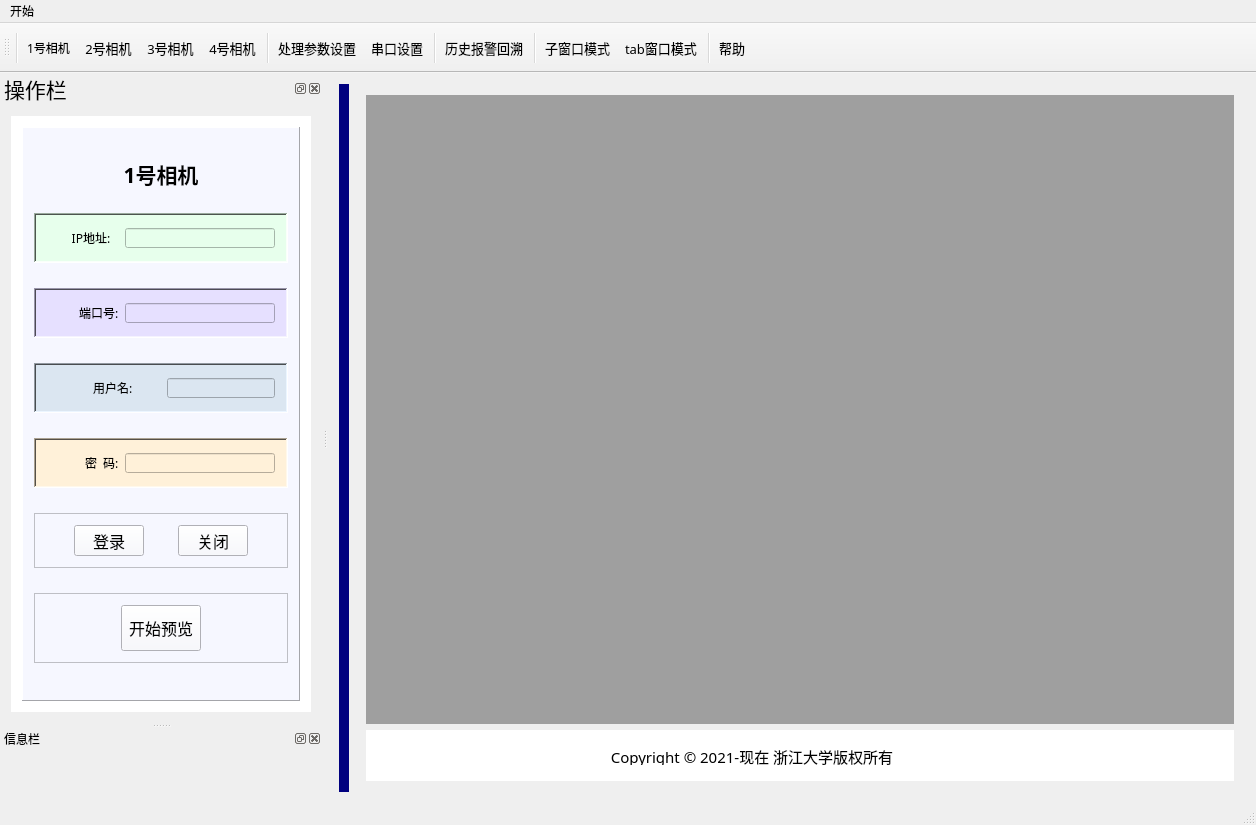
Qt form Red_Smoke/Red_Smoke.ui (adum-create/Red_Smoke1.1) before a commit.
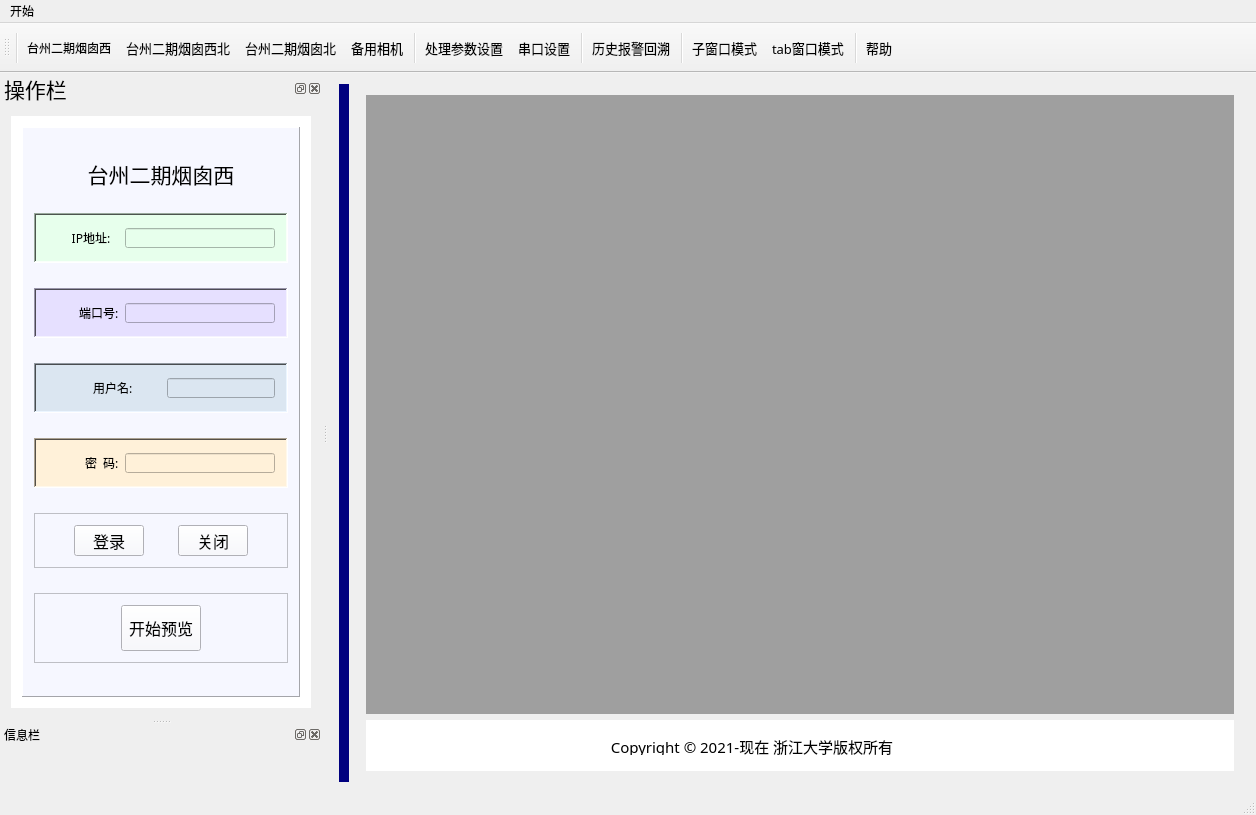
The same form after that commit. The open tabs and pages were chosen to show the change. Icons and pictures are not drawn.

What changed in the file:
```diff
--- a/Red_Smoke/Red_Smoke.ui
+++ b/Red_Smoke/Red_Smoke.ui
@@ -7,9 +7,15 @@
     <x>0</x>
     <y>0</y>
     <width>1256</width>
-    <height>825</height>
+    <height>773</height>
    </rect>
   </property>
+  <property name="maximumSize">
+   <size>
+    <width>16777215</width>
+    <height>16777215</height>
+   </size>
+  </property>
   <property name="windowTitle">
    <string>Red_Smoke</string>
   </property>
@@ -176,13 +182,13 @@
    <property name="minimumSize">
     <size>
      <width>322</width>
-     <height>638</height>
+     <height>600</height>
     </size>
    </property>
    <property name="maximumSize">
     <size>
      <width>524287</width>
-     <height>524287</height>
+     <height>5000000</height>
     </size>
    </property>
    <property name="font">
@@ -246,7 +252,7 @@
                </font>
               </property>
               <property name="text">
-               <string>&lt;html&gt;&lt;head/&gt;&lt;body&gt;&lt;p align=&quot;center&quot;&gt;&lt;span style=&quot; font-weight:600;&quot;&gt;1号相机&lt;/span&gt;&lt;/p&gt;&lt;/body&gt;&lt;/html&gt;</string>
+               <string>&lt;html&gt;&lt;head/&gt;&lt;body&gt;&lt;p align=&quot;center&quot;&gt;台州二期烟囱西&lt;/p&gt;&lt;/body&gt;&lt;/html&gt;</string>
               </property>
              </widget>
             </item>
@@ -2967,10 +2973,16 @@
    </widget>
   </widget>
   <widget class="QDockWidget" name="dockWidget_2">
+   <property name="minimumSize">
+    <size>
+     <width>92</width>
+     <height>68</height>
+    </size>
+   </property>
    <property name="maximumSize">
     <size>
      <width>524287</width>
-     <height>96</height>
+     <height>68</height>
     </size>
    </property>
    <property name="windowTitle">
@@ -2983,6 +2995,12 @@
     <layout class="QHBoxLayout" name="horizontalLayout_38">
      <item>
       <widget class="QLabel" name="label_of_info">
+       <property name="maximumSize">
+        <size>
+         <width>16777215</width>
+         <height>20</height>
+        </size>
+       </property>
        <property name="font">
         <font>
          <family>黑体</family>
@@ -3002,7 +3020,7 @@
      <normaloff>:/img/img/camera_1.png</normaloff>:/img/img/camera_1.png</iconset>
    </property>
    <property name="text">
-    <string>1号相机</string>
+    <string>台州二期烟囱西</string>
    </property>
    <property name="toolTip">
     <string>&lt;html&gt;&lt;head/&gt;&lt;body&gt;&lt;p&gt;&lt;span style=&quot; font-size:10pt;&quot;&gt;1号相机&lt;/span&gt;&lt;/p&gt;&lt;/body&gt;&lt;/html&gt;</string>
@@ -3039,7 +3057,7 @@
      <normaloff>:/img/img/camera_2.png</normaloff>:/img/img/camera_2.png</iconset>
    </property>
    <property name="text">
-    <string>2号相机</string>
+    <string>台州二期烟囱西北</string>
    </property>
   </action>
   <action name="action_of_set_parameters">
@@ -3075,7 +3093,7 @@
      <normaloff>:/img/img/camera_3.png</normaloff>:/img/img/camera_3.png</iconset>
    </property>
    <property name="text">
-    <string>3号相机</string>
+    <string>台州二期烟囱北</string>
    </property>
   </action>
   <action name="action_manage_of_camera4">
@@ -3084,7 +3102,7 @@
      <normaloff>:/img/img/camera_4.png</normaloff>:/img/img/camera_4.png</iconset>
    </property>
    <property name="text">
-    <string>4号相机</string>
+    <string>备用相机</string>
    </property>
   </action>
   <action name="action_of_begin">
```
Left out of the diff: 8 changed lines with no effect on the pictures.
